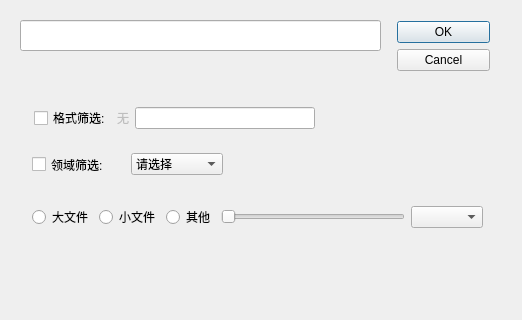
First picture: the form in searchdialog.ui, repository lvyilin/SmartFilesManager, before the edit; both pictures show x 0 to 522 and y 0 to 320 of the 522 by 473 pixel window.
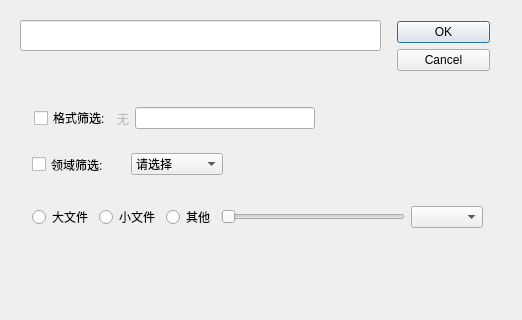
Second picture: the form after the edit.

Commit message: update:高级搜索界面

What changed in the file:
```diff
--- a/searchdialog.ui
+++ b/searchdialog.ui
@@ -115,8 +115,8 @@
     <rect>
      <x>34</x>
      <y>103</y>
-     <width>281</width>
-     <height>30</height>
+     <width>461</width>
+     <height>31</height>
     </rect>
    </property>
    <layout class="QHBoxLayout" name="horizontalLayoutFormat">
@@ -140,6 +140,19 @@
     <item>
      <widget class="QLineEdit" name="lineEditFormatAdd"/>
     </item>
+    <item>
+     <spacer name="horizontalSpacer">
+      <property name="orientation">
+       <enum>Qt::Horizontal</enum>
+      </property>
+      <property name="sizeHint" stdset="0">
+       <size>
+        <width>40</width>
+        <height>20</height>
+       </size>
+      </property>
+     </spacer>
+    </item>
    </layout>
   </widget>
  </widget>
```
The commit also changes 4 other files.
